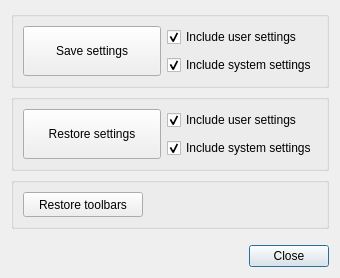
APEbbers/SaveAndRestore, file Resources/ui/ui_Dialog.ui: the form before one commit.
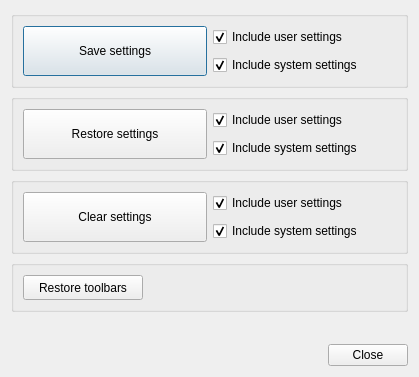
The form after the commit.

Commit message: Added a reset settings button

The edit to the form file:
```diff
--- a/Resources/ui/ui_Dialog.ui
+++ b/Resources/ui/ui_Dialog.ui
@@ -6,40 +6,16 @@
    <rect>
     <x>0</x>
     <y>0</y>
-    <width>340</width>
-    <height>221</height>
+    <width>419</width>
+    <height>377</height>
    </rect>
   </property>
   <property name="windowTitle">
    <string>Save and restore</string>
   </property>
-  <layout class="QGridLayout" name="gridLayout_5">
-   <item row="6" column="0">
-    <layout class="QGridLayout" name="gridLayout_3">
-     <item row="0" column="1">
-      <widget class="QPushButton" name="CloseButton">
-       <property name="text">
-        <string>Close</string>
-       </property>
-      </widget>
-     </item>
-     <item row="0" column="0">
-      <spacer name="horizontalSpacer">
-       <property name="orientation">
-        <enum>Qt::Orientation::Horizontal</enum>
-       </property>
-       <property name="sizeHint" stdset="0">
-        <size>
-         <width>40</width>
-         <height>20</height>
-        </size>
-       </property>
-      </spacer>
-     </item>
-    </layout>
-   </item>
+  <layout class="QGridLayout" name="gridLayout_6">
    <item row="0" column="0">
-    <widget class="QGroupBox" name="">
+    <widget class="QGroupBox" name="groupBox">
      <layout class="QGridLayout" name="gridLayout">
       <item row="0" column="0" rowspan="2">
        <widget class="QPushButton" name="saveSettings">
@@ -78,7 +54,7 @@
     </widget>
    </item>
    <item row="1" column="0">
-    <widget class="QGroupBox" name="">
+    <widget class="QGroupBox" name="groupBox">
      <layout class="QGridLayout" name="gridLayout_2">
       <item row="0" column="1">
        <widget class="QCheckBox" name="IncludeUser_Restore">
@@ -116,21 +92,47 @@
      </layout>
     </widget>
    </item>
-   <item row="5" column="0">
-    <spacer name="verticalSpacer">
-     <property name="orientation">
-      <enum>Qt::Orientation::Vertical</enum>
-     </property>
-     <property name="sizeHint" stdset="0">
-      <size>
-       <width>20</width>
-       <height>20</height>
-      </size>
-     </property>
-    </spacer>
+   <item row="2" column="0">
+    <widget class="QGroupBox" name="groupBox_2">
+     <layout class="QGridLayout" name="gridLayout_5">
+      <item row="0" column="1">
+       <widget class="QCheckBox" name="IncludeUser_Clear">
+        <property name="text">
+         <string>Include user settings</string>
+        </property>
+        <property name="checked">
+         <bool>true</bool>
+        </property>
+       </widget>
+      </item>
+      <item row="0" column="0" rowspan="2">
+       <widget class="QPushButton" name="clearSettings">
+        <property name="minimumSize">
+         <size>
+          <width>100</width>
+          <height>50</height>
+         </size>
+        </property>
+        <property name="text">
+         <string>Clear settings</string>
+        </property>
+       </widget>
+      </item>
+      <item row="1" column="1">
+       <widget class="QCheckBox" name="IncludeSystem_Clear">
+        <property name="text">
+         <string>Include system settings</string>
+        </property>
+        <property name="checked">
+         <bool>true</bool>
+        </property>
+       </widget>
+      </item>
+     </layout>
+    </widget>
    </item>
    <item row="3" column="0">
-    <widget class="QGroupBox" name="">
+    <widget class="QGroupBox" name="groupBox">
      <layout class="QGridLayout" name="gridLayout_4">
       <item row="0" column="0">
        <widget class="QPushButton" name="restoreToolbars">
@@ -162,21 +164,42 @@
     </widget>
    </item>
    <item row="4" column="0">
-    <spacer name="verticalSpacer_2">
+    <spacer name="verticalSpacer">
      <property name="orientation">
       <enum>Qt::Orientation::Vertical</enum>
      </property>
-     <property name="sizeType">
-      <enum>QSizePolicy::Policy::MinimumExpanding</enum>
-     </property>
      <property name="sizeHint" stdset="0">
       <size>
        <width>20</width>
-       <height>10</height>
+       <height>20</height>
       </size>
      </property>
     </spacer>
    </item>
+   <item row="5" column="0">
+    <layout class="QGridLayout" name="gridLayout_3">
+     <item row="0" column="1">
+      <widget class="QPushButton" name="CloseButton">
+       <property name="text">
+        <string>Close</string>
+       </property>
+      </widget>
+     </item>
+     <item row="0" column="0">
+      <spacer name="horizontalSpacer">
+       <property name="orientation">
+        <enum>Qt::Orientation::Horizontal</enum>
+       </property>
+       <property name="sizeHint" stdset="0">
+        <size>
+         <width>40</width>
+         <height>20</height>
+        </size>
+       </property>
+      </spacer>
+     </item>
+    </layout>
+   </item>
   </layout>
  </widget>
  <resources/>
```
The commit also changes 2 other files.
